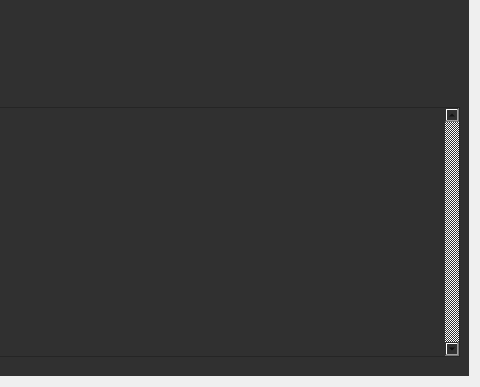
First picture: the form in dashboard.ui, repository cooperkeenan/Infraction, before the edit; both pictures show x 523 to 1003 and y 230 to 617 of the 1003 by 617 pixel window.
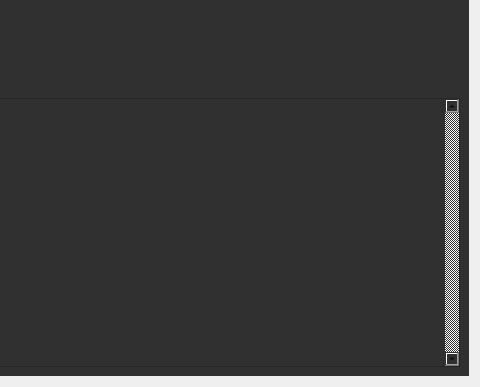
Second picture: the form after the edit.

Commit message: Updtated style of scroll area

Diff of the .ui file:
```diff
--- a/dashboard.ui
+++ b/dashboard.ui
@@ -69,10 +69,13 @@
          </property>
          <property name="maximumSize">
           <size>
-           <width>1000</width>
-           <height>250</height>
+           <width>16000</width>
+           <height>16000</height>
           </size>
          </property>
+         <property name="styleSheet">
+          <string notr="true"/>
+         </property>
          <property name="verticalScrollBarPolicy">
           <enum>Qt::ScrollBarAlwaysOn</enum>
          </property>
@@ -88,7 +91,7 @@
             <x>0</x>
             <y>0</y>
             <width>439</width>
-            <height>248</height>
+            <height>257</height>
            </rect>
           </property>
           <property name="sizePolicy">
```
Left out of the diff: 56 changed lines with no effect on the pictures. The commit also changes 41 other files.
